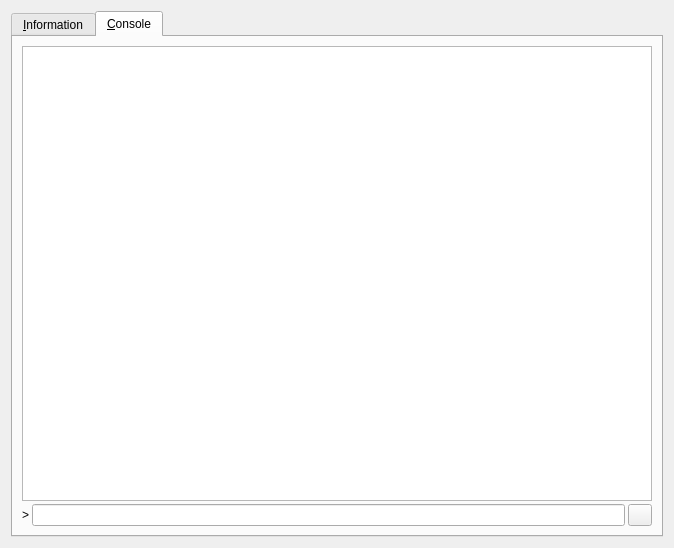
This is src/qt/forms/rpcconsole.ui in ARMROfficial/armr as Qt 5 draws it before an edit. The edited form follows.
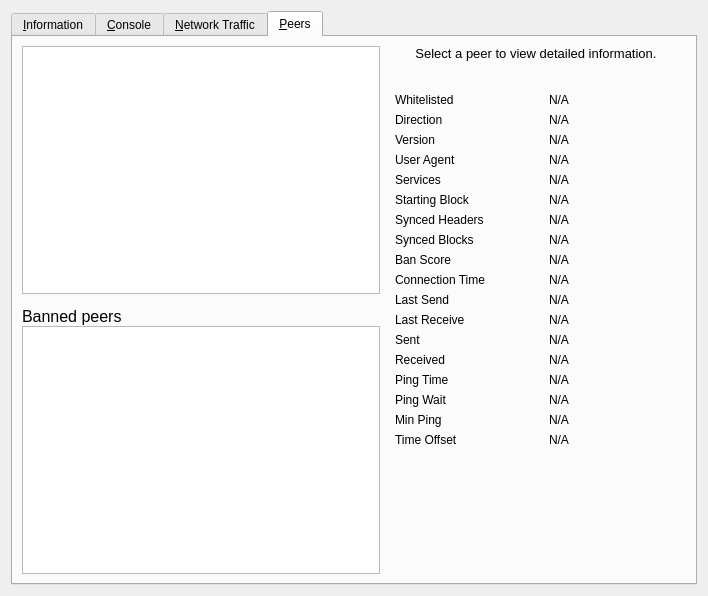
This is the edited form. The open tabs and pages were chosen to show the change. Icons and pictures are not drawn. Custom widgets are drawn as their Qt base class.

Commit message: Added nodes for sync and improvements to the debug log

```diff
--- a/src/qt/forms/rpcconsole.ui
+++ b/src/qt/forms/rpcconsole.ui
@@ -6,8 +6,8 @@
    <rect>
     <x>0</x>
     <y>0</y>
-    <width>674</width>
-    <height>548</height>
+    <width>708</width>
+    <height>596</height>
    </rect>
   </property>
   <property name="windowTitle">
@@ -130,7 +130,7 @@
         </widget>
        </item>
        <item row="11" column="0">
-        <widget class="QLabel" name="label_4">
+        <widget class="QLabel" name="label_41">
          <property name="text">
           <string>Estimated total blocks</string>
          </property>
@@ -627,7 +627,59 @@
           <widget class="QLineEdit" name="lineEdit"/>
          </item>
          <item>
-          <widget class="QPushButton" name="clearButton">
+          <widget class="QToolButton" name="fontSmallerButton">
+           <property name="maximumSize">
+            <size>
+             <width>24</width>
+             <height>24</height>
+            </size>
+           </property>
+           <property name="toolTip">
+            <string>Decrease font size</string>
+           </property>
+           <property name="text">
+            <string/>
+           </property>
+           <property name="icon">
+            <iconset resource="../bitcoin.qrc">
+             <normaloff>:/icons/fontsmaller</normaloff>:/icons/fontsmaller</iconset>
+           </property>
+           <property name="iconSize">
+            <size>
+             <width>16</width>
+             <height>16</height>
+            </size>
+           </property>
+          </widget>
+         </item>
+         <item>
+          <widget class="QToolButton" name="fontBiggerButton">
+           <property name="maximumSize">
+            <size>
+             <width>24</width>
+             <height>24</height>
+            </size>
+           </property>
+           <property name="toolTip">
+            <string>Increase font size</string>
+           </property>
+           <property name="text">
+            <string/>
+           </property>
+           <property name="icon">
+            <iconset resource="../bitcoin.qrc">
+             <normaloff>:/icons/fontbigger</normaloff>:/icons/fontbigger</iconset>
+           </property>
+           <property name="iconSize">
+            <size>
+             <width>16</width>
+             <height>16</height>
+            </size>
+           </property>
+          </widget>
+         </item>
+         <item>
+          <widget class="QToolButton" name="clearButton">
            <property name="maximumSize">
             <size>
              <width>24</width>
@@ -647,19 +699,848 @@
            <property name="shortcut">
             <string notr="true">Ctrl+L</string>
            </property>
-           <property name="autoDefault">
+          </widget>
+         </item>
+        </layout>
+       </item>
+      </layout>
+     </widget>
+     <widget class="QWidget" name="tab_nettraffic">
+      <attribute name="title">
+       <string>&amp;Network Traffic</string>
+      </attribute>
+      <layout class="QHBoxLayout" name="horizontalLayout_3">
+       <item>
+        <layout class="QVBoxLayout" name="verticalLayout_4">
+         <item>
+          <widget class="TrafficGraphWidget" name="trafficGraph" native="true">
+           <property name="sizePolicy">
+            <sizepolicy hsizetype="Expanding" vsizetype="Expanding">
+             <horstretch>0</horstretch>
+             <verstretch>0</verstretch>
+            </sizepolicy>
+           </property>
+          </widget>
+         </item>
+         <item>
+          <layout class="QHBoxLayout" name="horizontalLayout_2">
+           <item>
+            <widget class="QSlider" name="sldGraphRange">
+             <property name="minimum">
+              <number>1</number>
+             </property>
+             <property name="maximum">
+              <number>288</number>
+             </property>
+             <property name="pageStep">
+              <number>12</number>
+             </property>
+             <property name="value">
+              <number>6</number>
+             </property>
+             <property name="orientation">
+              <enum>Qt::Horizontal</enum>
+             </property>
+            </widget>
+           </item>
+           <item>
+            <widget class="QLabel" name="lblGraphRange">
+             <property name="minimumSize">
+              <size>
+               <width>100</width>
+               <height>0</height>
+              </size>
+             </property>
+             <property name="alignment">
+              <set>Qt::AlignCenter</set>
+             </property>
+            </widget>
+           </item>
+           <item>
+            <widget class="QPushButton" name="btnClearTrafficGraph">
+             <property name="text">
+              <string>&amp;Clear</string>
+             </property>
+             <property name="autoDefault">
+              <bool>false</bool>
+             </property>
+            </widget>
+           </item>
+          </layout>
+         </item>
+        </layout>
+       </item>
+       <item>
+        <layout class="QVBoxLayout" name="verticalLayout">
+         <item>
+          <widget class="QGroupBox" name="groupBox">
+           <property name="title">
+            <string>Totals</string>
+           </property>
+           <layout class="QVBoxLayout" name="verticalLayout_5">
+            <item>
+             <layout class="QHBoxLayout" name="horizontalLayout_4">
+              <item>
+               <widget class="Line" name="line">
+                <property name="sizePolicy">
+                 <sizepolicy hsizetype="Fixed" vsizetype="Fixed">
+                  <horstretch>0</horstretch>
+                  <verstretch>0</verstretch>
+                 </sizepolicy>
+                </property>
+                <property name="minimumSize">
+                 <size>
+                  <width>10</width>
+                  <height>0</height>
+                 </size>
+                </property>
+                <property name="palette">
+                 <palette>
+                  <active>
+                   <colorrole role="Light">
+                    <brush brushstyle="SolidPattern">
+                     <color alpha="255">
+                      <red>0</red>
+                      <green>255</green>
+                      <blue>0</blue>
+                     </color>
+                    </brush>
+                   </colorrole>
+                  </active>
+                  <inactive>
+                   <colorrole role="Light">
+                    <brush brushstyle="SolidPattern">
+                     <color alpha="255">
+                      <red>0</red>
+                      <green>255</green>
+                      <blue>0</blue>
+                     </color>
+                    </brush>
+                   </colorrole>
+                  </inactive>
+                  <disabled>
+                   <colorrole role="Light">
+                    <brush brushstyle="SolidPattern">
+                     <color alpha="255">
+                      <red>0</red>
+                      <green>255</green>
+                      <blue>0</blue>
+                     </color>
+                    </brush>
+                   </colorrole>
+                  </disabled>
+                 </palette>
+                </property>
+                <property name="orientation">
+                 <enum>Qt::Horizontal</enum>
+                </property>
+               </widget>
+              </item>
+              <item>
+               <widget class="QLabel" name="label_16">
+                <property name="text">
+                 <string>In:</string>
+                </property>
+               </widget>
+              </item>
+              <item>
+               <widget class="QLabel" name="lblBytesIn">
+                <property name="minimumSize">
+                 <size>
+                  <width>50</width>
+                  <height>0</height>
+                 </size>
+                </property>
+                <property name="alignment">
+                 <set>Qt::AlignRight|Qt::AlignTrailing|Qt::AlignVCenter</set>
+                </property>
+               </widget>
+              </item>
+             </layout>
+            </item>
+            <item>
+             <layout class="QHBoxLayout" name="horizontalLayout_5">
+              <item>
+               <widget class="Line" name="line_2">
+                <property name="sizePolicy">
+                 <sizepolicy hsizetype="Fixed" vsizetype="Fixed">
+                  <horstretch>0</horstretch>
+                  <verstretch>0</verstretch>
+                 </sizepolicy>
+                </property>
+                <property name="minimumSize">
+                 <size>
+                  <width>10</width>
+                  <height>0</height>
+                 </size>
+                </property>
+                <property name="palette">
+                 <palette>
+                  <active>
+                   <colorrole role="Light">
+                    <brush brushstyle="SolidPattern">
+                     <color alpha="255">
+                      <red>255</red>
+                      <green>0</green>
+                      <blue>0</blue>
+                     </color>
+                    </brush>
+                   </colorrole>
+                  </active>
+                  <inactive>
+                   <colorrole role="Light">
+                    <brush brushstyle="SolidPattern">
+                     <color alpha="255">
+                      <red>255</red>
+                      <green>0</green>
+                      <blue>0</blue>
+                     </color>
+                    </brush>
+                   </colorrole>
+                  </inactive>
+                  <disabled>
+                   <colorrole role="Light">
+                    <brush brushstyle="SolidPattern">
+                     <color alpha="255">
+                      <red>255</red>
+                      <green>0</green>
+                      <blue>0</blue>
+                     </color>
+                    </brush>
+                   </colorrole>
+                  </disabled>
+                 </palette>
+                </property>
+                <property name="orientation">
+                 <enum>Qt::Horizontal</enum>
+                </property>
+               </widget>
+              </item>
+              <item>
+               <widget class="QLabel" name="label_17">
+                <property name="text">
+                 <string>Out:</string>
+                </property>
+               </widget>
+              </item>
+              <item>
+               <widget class="QLabel" name="lblBytesOut">
+                <property name="minimumSize">
+                 <size>
+                  <width>50</width>
+                  <height>0</height>
+                 </size>
+                </property>
+                <property name="alignment">
+                 <set>Qt::AlignRight|Qt::AlignTrailing|Qt::AlignVCenter</set>
+                </property>
+               </widget>
+              </item>
+             </layout>
+            </item>
+            <item>
+             <spacer name="verticalSpacer_4">
+              <property name="orientation">
+               <enum>Qt::Vertical</enum>
+              </property>
+              <property name="sizeHint" stdset="0">
+               <size>
+                <width>20</width>
+                <height>407</height>
+               </size>
+              </property>
+             </spacer>
+            </item>
+           </layout>
+          </widget>
+         </item>
+        </layout>
+       </item>
+      </layout>
+     </widget>
+     <widget class="QWidget" name="tab_peers">
+      <attribute name="title">
+       <string>&amp;Peers</string>
+      </attribute>
+      <layout class="QGridLayout" name="gridLayout_2">
+       <item row="0" column="0" rowspan="2">
+        <layout class="QVBoxLayout" name="verticalLayout_101">
+         <property name="spacing">
+          <number>0</number>
+         </property>
+         <item>
+          <widget class="QTableView" name="peerWidget">
+           <property name="horizontalScrollBarPolicy">
+            <enum>Qt::ScrollBarAsNeeded</enum>
+           </property>
+           <property name="tabKeyNavigation">
             <bool>false</bool>
            </property>
+           <property name="sortingEnabled">
+            <bool>true</bool>
+           </property>
+           <attribute name="horizontalHeaderHighlightSections">
+            <bool>false</bool>
+           </attribute>
           </widget>
          </item>
+         <item>
+          <widget class="QLabel" name="banHeading">
+           <property name="sizePolicy">
+            <sizepolicy hsizetype="Preferred" vsizetype="Minimum">
+             <horstretch>0</horstretch>
+             <verstretch>0</verstretch>
+            </sizepolicy>
+           </property>
+           <property name="minimumSize">
+            <size>
+             <width>300</width>
+             <height>32</height>
+            </size>
+           </property>
+           <property name="maximumSize">
+            <size>
+             <width>16777215</width>
+             <height>32</height>
+            </size>
+           </property>
+           <property name="font">
+            <font>
+             <pointsize>12</pointsize>
+            </font>
+           </property>
+           <property name="cursor">
+            <cursorShape>IBeamCursor</cursorShape>
+           </property>
+           <property name="text">
+            <string>Banned peers</string>
+           </property>
+           <property name="alignment">
+            <set>Qt::AlignBottom|Qt::AlignLeading|Qt::AlignLeft</set>
+           </property>
+           <property name="wordWrap">
+            <bool>true</bool>
+           </property>
+           <property name="textInteractionFlags">
+            <set>Qt::NoTextInteraction</set>
+           </property>
+          </widget>
+         </item>
+         <item>
+          <widget class="QTableView" name="banlistWidget">
+           <property name="sizePolicy">
+            <sizepolicy hsizetype="Expanding" vsizetype="Expanding">
+             <horstretch>0</horstretch>
+             <verstretch>0</verstretch>
+            </sizepolicy>
+           </property>
+           <property name="horizontalScrollBarPolicy">
+            <enum>Qt::ScrollBarAsNeeded</enum>
+           </property>
+           <property name="tabKeyNavigation">
+            <bool>false</bool>
+           </property>
+           <property name="sortingEnabled">
+            <bool>true</bool>
+           </property>
+           <attribute name="horizontalHeaderHighlightSections">
+            <bool>false</bool>
+           </attribute>
+          </widget>
+         </item>
         </layout>
        </item>
+       <item row="0" column="1">
+        <widget class="QLabel" name="peerHeading">
+         <property name="sizePolicy">
+          <sizepolicy hsizetype="Preferred" vsizetype="Minimum">
+           <horstretch>0</horstretch>
+           <verstretch>0</verstretch>
+          </sizepolicy>
+         </property>
+         <property name="minimumSize">
+          <size>
+           <width>300</width>
+           <height>32</height>
+          </size>
+         </property>
+         <property name="font">
+          <font>
+           <pointsize>10</pointsize>
+          </font>
+         </property>
+         <property name="cursor">
+          <cursorShape>IBeamCursor</cursorShape>
+         </property>
+         <property name="text">
+          <string>Select a peer to view detailed information.</string>
+         </property>
+         <property name="alignment">
+          <set>Qt::AlignHCenter|Qt::AlignTop</set>
+         </property>
+         <property name="wordWrap">
+          <bool>true</bool>
+         </property>
+         <property name="textInteractionFlags">
+          <set>Qt::LinksAccessibleByMouse|Qt::TextSelectableByKeyboard|Qt::TextSelectableByMouse</set>
+         </property>
+        </widget>
+       </item>
+       <item row="1" column="1">
+        <widget class="QWidget" name="detailWidget" native="true">
+         <property name="minimumSize">
+          <size>
+           <width>300</width>
+           <height>0</height>
+          </size>
+         </property>
+         <layout class="QGridLayout" name="gridLayout_3">
+          <item row="0" column="0">
+           <widget class="QLabel" name="label_30">
+            <property name="text">
+             <string>Whitelisted</string>
+            </property>
+           </widget>
+          </item>
+          <item row="0" column="2">
+           <widget class="QLabel" name="peerWhitelisted">
+            <property name="cursor">
+             <cursorShape>IBeamCursor</cursorShape>
+            </property>
+            <property name="text">
+             <string>N/A</string>
+            </property>
+            <property name="textFormat">
+             <enum>Qt::PlainText</enum>
+            </property>
+            <property name="textInteractionFlags">
+             <set>Qt::LinksAccessibleByMouse|Qt::TextSelectableByKeyboard|Qt::TextSelectableByMouse</set>
+            </property>
+           </widget>
+          </item>
+          <item row="1" column="0">
+           <widget class="QLabel" name="label_23">
+            <property name="text">
+             <string>Direction</string>
+            </property>
+           </widget>
+          </item>
+          <item row="1" column="2">
+           <widget class="QLabel" name="peerDirection">
+            <property name="cursor">
+             <cursorShape>IBeamCursor</cursorShape>
+            </property>
+            <property name="text">
+             <string>N/A</string>
+            </property>
+            <property name="textFormat">
+             <enum>Qt::PlainText</enum>
+            </property>
+            <property name="textInteractionFlags">
+             <set>Qt::LinksAccessibleByMouse|Qt::TextSelectableByKeyboard|Qt::TextSelectableByMouse</set>
+            </property>
+           </widget>
+          </item>
+          <item row="2" column="0">
+           <widget class="QLabel" name="label_21">
+            <property name="text">
+             <string>Version</string>
+            </property>
+           </widget>
+          </item>
+          <item row="2" column="2">
+           <widget class="QLabel" name="peerVersion">
+            <property name="cursor">
+             <cursorShape>IBeamCursor</cursorShape>
+            </property>
+            <property name="text">
+             <string>N/A</string>
+            </property>
+            <property name="textFormat">
+             <enum>Qt::PlainText</enum>
+            </property>
+            <property name="textInteractionFlags">
+             <set>Qt::LinksAccessibleByMouse|Qt::TextSelectableByKeyboard|Qt::TextSelectableByMouse</set>
+            </property>
+           </widget>
+          </item>
+          <item row="3" column="0">
+           <widget class="QLabel" name="label_28">
+            <property name="text">
+             <string>User Agent</string>
+            </property>
+           </widget>
+          </item>
+          <item row="3" column="2">
+           <widget class="QLabel" name="peerSubversion">
+            <property name="cursor">
+             <cursorShape>IBeamCursor</cursorShape>
+            </property>
+            <property name="text">
+             <string>N/A</string>
+            </property>
+            <property name="textFormat">
+             <enum>Qt::PlainText</enum>
+            </property>
+            <property name="textInteractionFlags">
+             <set>Qt::LinksAccessibleByMouse|Qt::TextSelectableByKeyboard|Qt::TextSelectableByMouse</set>
+            </property>
+           </widget>
+          </item>
+          <item row="4" column="0">
+           <widget class="QLabel" name="label_4">
+            <property name="text">
+             <string>Services</string>
+            </property>
+           </widget>
+          </item>
+          <item row="4" column="2">
+           <widget class="QLabel" name="peerServices">
+            <property name="cursor">
+             <cursorShape>IBeamCursor</cursorShape>
+            </property>
+            <property name="text">
+             <string>N/A</string>
+            </property>
+            <property name="textFormat">
+             <enum>Qt::PlainText</enum>
+            </property>
+            <property name="textInteractionFlags">
+             <set>Qt::LinksAccessibleByMouse|Qt::TextSelectableByKeyboard|Qt::TextSelectableByMouse</set>
+            </property>
+           </widget>
+          </item>
+          <item row="5" column="0">
+           <widget class="QLabel" name="label_29">
+            <property name="text">
+             <string>Starting Block</string>
+            </property>
+           </widget>
+          </item>
+          <item row="5" column="2">
+           <widget class="QLabel" name="peerHeight">
+            <property name="cursor">
+             <cursorShape>IBeamCursor</cursorShape>
+            </property>
+            <property name="text">
+             <string>N/A</string>
+            </property>
+            <property name="textFormat">
+             <enum>Qt::PlainText</enum>
+            </property>
+            <property name="textInteractionFlags">
+             <set>Qt::LinksAccessibleByMouse|Qt::TextSelectableByKeyboard|Qt::TextSelectableByMouse</set>
+            </property>
+           </widget>
+          </item>
+          <item row="6" column="0">
+           <widget class="QLabel" name="label_27">
+            <property name="text">
+             <string>Synced Headers</string>
+            </property>
+           </widget>
+          </item>
+          <item row="6" column="2">
+           <widget class="QLabel" name="peerSyncHeight">
+            <property name="cursor">
+             <cursorShape>IBeamCursor</cursorShape>
+            </property>
+            <property name="text">
+             <string>N/A</string>
+            </property>
+            <property name="textFormat">
+             <enum>Qt::PlainText</enum>
+            </property>
+            <property name="textInteractionFlags">
+             <set>Qt::LinksAccessibleByMouse|Qt::TextSelectableByKeyboard|Qt::TextSelectableByMouse</set>
+            </property>
+           </widget>
+          </item>
+          <item row="7" column="0">
+           <widget class="QLabel" name="label_25">
+            <property name="text">
+             <string>Synced Blocks</string>
+            </property>
+           </widget>
+          </item>
+          <item row="7" column="2">
+           <widget class="QLabel" name="peerCommonHeight">
+            <property name="cursor">
+             <cursorShape>IBeamCursor</cursorShape>
+            </property>
+            <property name="text">
+             <string>N/A</string>
+            </property>
+            <property name="textFormat">
+             <enum>Qt::PlainText</enum>
+            </property>
+            <property name="textInteractionFlags">
+             <set>Qt::LinksAccessibleByMouse|Qt::TextSelectableByKeyboard|Qt::TextSelectableByMouse</set>
+            </property>
+           </widget>
+          </item>
+          <item row="8" column="0">
+           <widget class="QLabel" name="label_24">
+            <property name="text">
+             <string>Ban Score</string>
+            </property>
+           </widget>
+          </item>
+          <item row="8" column="2">
+           <widget class="QLabel" name="peerBanScore">
+            <property name="cursor">
+             <cursorShape>IBeamCursor</cursorShape>
+            </property>
+            <property name="text">
+             <string>N/A</string>
+            </property>
+            <property name="textFormat">
+             <enum>Qt::PlainText</enum>
+            </property>
+            <property name="textInteractionFlags">
+             <set>Qt::LinksAccessibleByMouse|Qt::TextSelectableByKeyboard|Qt::TextSelectableByMouse</set>
+            </property>
+           </widget>
+          </item>
+          <item row="9" column="0">
+           <widget class="QLabel" name="label_22">
+            <property name="text">
+             <string>Connection Time</string>
+            </property>
+           </widget>
+          </item>
+          <item row="9" column="2">
+           <widget class="QLabel" name="peerConnTime">
+            <property name="cursor">
+             <cursorShape>IBeamCursor</cursorShape>
+            </property>
+            <property name="text">
+             <string>N/A</string>
+            </property>
+            <property name="textFormat">
+             <enum>Qt::PlainText</enum>
+            </property>
+            <property name="textInteractionFlags">
+             <set>Qt::LinksAccessibleByMouse|Qt::TextSelectableByKeyboard|Qt::TextSelectableByMouse</set>
+            </property>
+           </widget>
+          </item>
+          <item row="10" column="0">
+           <widget class="QLabel" name="label_151">
+            <property name="text">
+             <string>Last Send</string>
+            </property>
+           </widget>
+          </item>
+          <item row="10" column="2">
+           <widget class="QLabel" name="peerLastSend">
+            <property name="cursor">
+             <cursorShape>IBeamCursor</cursorShape>
+            </property>
+            <property name="text">
+             <string>N/A</string>
+            </property>
+            <property name="textFormat">
+             <enum>Qt::PlainText</enum>
+            </property>
+            <property name="textInteractionFlags">
+             <set>Qt::LinksAccessibleByMouse|Qt::TextSelectableByKeyboard|Qt::TextSelectableByMouse</set>
+            </property>
+           </widget>
+          </item>
+          <item row="11" column="0">
+           <widget class="QLabel" name="label_19">
+            <property name="text">
+             <string>Last Receive</string>
+            </property>
+           </widget>
+          </item>
+          <item row="11" column="2">
+           <widget class="QLabel" name="peerLastRecv">
+            <property name="cursor">
+             <cursorShape>IBeamCursor</cursorShape>
+            </property>
+            <property name="text">
+             <string>N/A</string>
+            </property>
+            <property name="textFormat">
+             <enum>Qt::PlainText</enum>
+            </property>
+            <property name="textInteractionFlags">
+             <set>Qt::LinksAccessibleByMouse|Qt::TextSelectableByKeyboard|Qt::TextSelectableByMouse</set>
+            </property>
+           </widget>
+          </item>
+          <item row="12" column="0">
+           <widget class="QLabel" name="label_18">
+            <property name="text">
+             <string>Sent</string>
+            </property>
+           </widget>
+          </item>
+          <item row="12" column="2">
+           <widget class="QLabel" name="peerBytesSent">
+            <property name="cursor">
+             <cursorShape>IBeamCursor</cursorShape>
+            </property>
+            <property name="text">
+             <string>N/A</string>
+            </property>
+            <property name="textFormat">
+             <enum>Qt::PlainText</enum>
+            </property>
+            <property name="textInteractionFlags">
+             <set>Qt::LinksAccessibleByMouse|Qt::TextSelectableByKeyboard|Qt::TextSelectableByMouse</set>
+            </property>
+           </widget>
+          </item>
+          <item row="13" column="0">
+           <widget class="QLabel" name="label_20">
+            <property name="text">
+             <string>Received</string>
+            </property>
+           </widget>
+          </item>
+          <item row="13" column="2">
+           <widget class="QLabel" name="peerBytesRecv">
+            <property name="cursor">
+             <cursorShape>IBeamCursor</cursorShape>
+            </property>
+            <property name="text">
+             <string>N/A</string>
+            </property>
+            <property name="textFormat">
+             <enum>Qt::PlainText</enum>
+            </property>
+            <property name="textInteractionFlags">
+             <set>Qt::LinksAccessibleByMouse|Qt::TextSelectableByKeyboard|Qt::TextSelectableByMouse</set>
+            </property>
+           </widget>
+          </item>
+          <item row="14" column="0">
+           <widget class="QLabel" name="label_26">
+            <property name="text">
+             <string>Ping Time</string>
+            </property>
+           </widget>
+          </item>
+          <item row="14" column="2">
+           <widget class="QLabel" name="peerPingTime">
+            <property name="cursor">
+             <cursorShape>IBeamCursor</cursorShape>
+            </property>
+            <property name="text">
+             <string>N/A</string>
+            </property>
+            <property name="textFormat">
+             <enum>Qt::PlainText</enum>
+            </property>
+            <property name="textInteractionFlags">
+             <set>Qt::LinksAccessibleByMouse|Qt::TextSelectableByKeyboard|Qt::TextSelectableByMouse</set>
+            </property>
+           </widget>
+          </item>
+          <item row="15" column="0">
+           <widget class="QLabel" name="peerPingWaitLabel">
+            <property name="toolTip">
+             <string>The duration of a currently outstanding ping.</string>
+            </property>
+            <property name="text">
+             <string>Ping Wait</string>
+            </property>
+           </widget>
+          </item>
+          <item row="15" column="2">
+           <widget class="QLabel" name="peerPingWait">
+            <property name="cursor">
+             <cursorShape>IBeamCursor</cursorShape>
+            </property>
+            <property name="text">
+             <string>N/A</string>
+            </property>
+            <property name="textFormat">
+             <enum>Qt::PlainText</enum>
+            </property>
+            <property name="textInteractionFlags">
+             <set>Qt::LinksAccessibleByMouse|Qt::TextSelectableByKeyboard|Qt::TextSelectableByMouse</set>
+            </property>
+           </widget>
+          </item>
+          <item row="16" column="0">
+           <widget class="QLabel" name="peerMinPingLabel">
+            <property name="text">
+             <string>Min Ping</string>
+            </property>
+           </widget>
+          </item>
+          <item row="16" column="2">
+           <widget class="QLabel" name="peerMinPing">
+            <property name="cursor">
+             <cursorShape>IBeamCursor</cursorShape>
+            </property>
+            <property name="text">
+             <string>N/A</string>
+            </property>
+            <property name="textFormat">
+             <enum>Qt::PlainText</enum>
+            </property>
+            <property name="textInteractionFlags">
+             <set>Qt::LinksAccessibleByMouse|Qt::TextSelectableByKeyboard|Qt::TextSelectableByMouse</set>
+            </property>
+           </widget>
+          </item>
+          <item row="17" column="0">
+           <widget class="QLabel" name="label_timeoffset">
+            <property name="text">
+             <string>Time Offset</string>
+            </property>
+           </widget>
+          </item>
+          <item row="17" column="2">
+           <widget class="QLabel" name="timeoffset">
+            <property name="cursor">
+             <cursorShape>IBeamCursor</cursorShape>
+            </property>
+            <property name="text">
+             <string>N/A</string>
+            </property>
+            <property name="textFormat">
+             <enum>Qt::PlainText</enum>
+            </property>
+            <property name="textInteractionFlags">
+             <set>Qt::LinksAccessibleByMouse|Qt::TextSelectableByKeyboard|Qt::TextSelectableByMouse</set>
+            </property>
+           </widget>
+          </item>
+          <item row="18" column="1">
+           <spacer name="verticalSpacer_3">
+            <property name="orientation">
+             <enum>Qt::Vertical</enum>
+            </property>
+            <property name="sizeHint" stdset="0">
+             <size>
+              <width>20</width>
+              <height>40</height>
+             </size>
+            </property>
+           </spacer>
+          </item>
+         </layout>
+        </widget>
+       </item>
       </layout>
      </widget>
     </widget>
    </item>
   </layout>
  </widget>
+ <customwidgets>
+  <customwidget>
+   <class>TrafficGraphWidget</class>
+   <extends>QWidget</extends>
+   <header>trafficgraphwidget.h</header>
+  </customwidget>
+ </customwidgets>
  <resources>
   <include location="../bitcoin.qrc"/>
  </resources>
```
Left out of the diff: 626 changed lines with no effect on the pictures. The commit also changes 6 other files.
